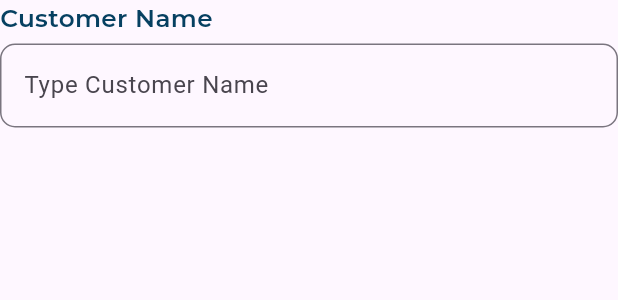
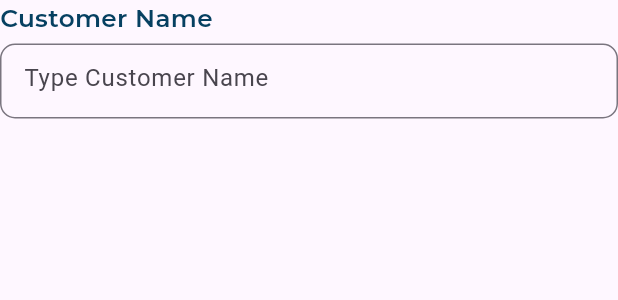
Before and after one commit to MalekYasser26/Respnosive_UI_Dashboard, a Flutter app: the CustText widget shown alone on an empty page, opened directly, on a phone screen of 412 x 824 dp. Shown: the top 300 px of the screen. Run offline on Flutter 3.47's test engine with Material 3 defaults, Android fonts, the phone set to English and light mode, and no system bars; our stand-ins replace flutter_svg; project files that could hold a hidden picture were left out.

Commit message:
fixed layout

```diff
--- a/lib/features/home/presentation/views/widgets/cust_text.dart
+++ b/lib/features/home/presentation/views/widgets/cust_text.dart
@@ -18,7 +18,9 @@ class CustText extends StatelessWidget {
             style: AppStyles.styleSemiBold16(context),
           ),
            const SizedBox(height: 5,),
-           TextField(
+           SizedBox(
+             height:50,
+             child: TextField(
               decoration: InputDecoration(
                 border: const OutlineInputBorder(
                   borderRadius: BorderRadius.all(Radius.circular(10)),
@@ -27,6 +29,7 @@ class CustText extends StatelessWidget {
 
               ),
           ),
+           ),
         ],
       ),
     );
--- a/lib/features/home/presentation/views/widgets/latest_transaction.dart
+++ b/lib/features/home/presentation/views/widgets/latest_transaction.dart
@@ -21,7 +21,7 @@ class LatestTransaction extends StatelessWidget {
         ),
         Text("Latest transaction", style: AppStyles.styleRegular16(context)),
         SizedBox(
-          height: 90,
+          height: 80,
           child: ListView.builder(
             scrollDirection: Axis.horizontal,
             itemCount: 3,
--- a/lib/features/home/presentation/views/widgets/quick_invoice_form.dart
+++ b/lib/features/home/presentation/views/widgets/quick_invoice_form.dart
@@ -28,7 +28,7 @@ class QuickInvoiceForm extends StatelessWidget {
             SizedBox(
               width: 20,
             ),
-            CustText(text: "Item Name"),
+            CustText(text: "Amount"),
           ],
         ),
         const SizedBox(
--- a/lib/features/home/presentation/views/widgets/user_info_list_tile.dart
+++ b/lib/features/home/presentation/views/widgets/user_info_list_tile.dart
@@ -17,7 +17,7 @@ class UserInfoListTile extends StatelessWidget {
         child: ListTile(
           leading:  SvgPicture.asset(image),
           title: Text(title , style: AppStyles.styleSemiBold16(context)),
-          subtitle: Text(subtitle,style: AppStyles.styleRegular12(context)),
+          subtitle: Text(subtitle,style: AppStyles.styleRegular12(context),overflow: TextOverflow.ellipsis,),
           style: ListTileStyle.drawer,
         ),
       ),
```
Lines whose indentation alone changed are shown as unchanged.
